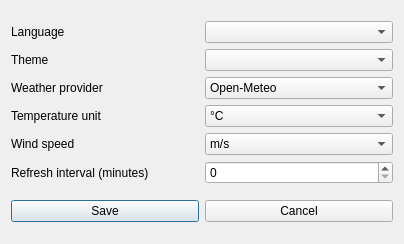
The window that src/ui/SettingsDialog.ui (hidden-life/AtmoSense) describes before a commit, drawn with Qt 5.
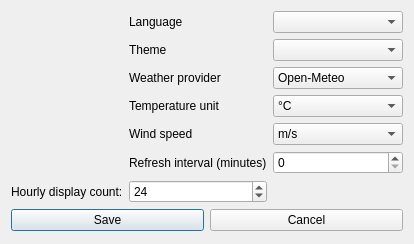
The same window after the commit.

Commit message: Add possibility to change in settings hourly display count with UI changes

The edit to the form file:
```diff
--- a/src/ui/SettingsDialog.ui
+++ b/src/ui/SettingsDialog.ui
@@ -65,6 +65,29 @@
      <item row="1" column="2">
       <widget class="QComboBox" name="themeComboBox"/>
      </item>
+     <item>
+      <widget class="QLabel" name="hourlyDisplayLabel">
+       <property name="text">
+        <string>Hourly display count:</string>
+       </property>
+      </widget>
+     </item>
+     <item>
+      <widget class="QSpinBox" name="hourlyDisplaySpinBox">
+       <property name="minimum">
+        <number>6</number>
+       </property>
+       <property name="maximum">
+        <number>72</number>
+       </property>
+       <property name="singleStep">
+        <number>6</number>
+       </property>
+       <property name="value">
+        <number>24</number>
+       </property>
+      </widget>
+     </item>
      <item row="2" column="1">
       <widget class="QLabel" name="providerLabel">
        <property name="text">
```
The commit also changes 5 other files.
